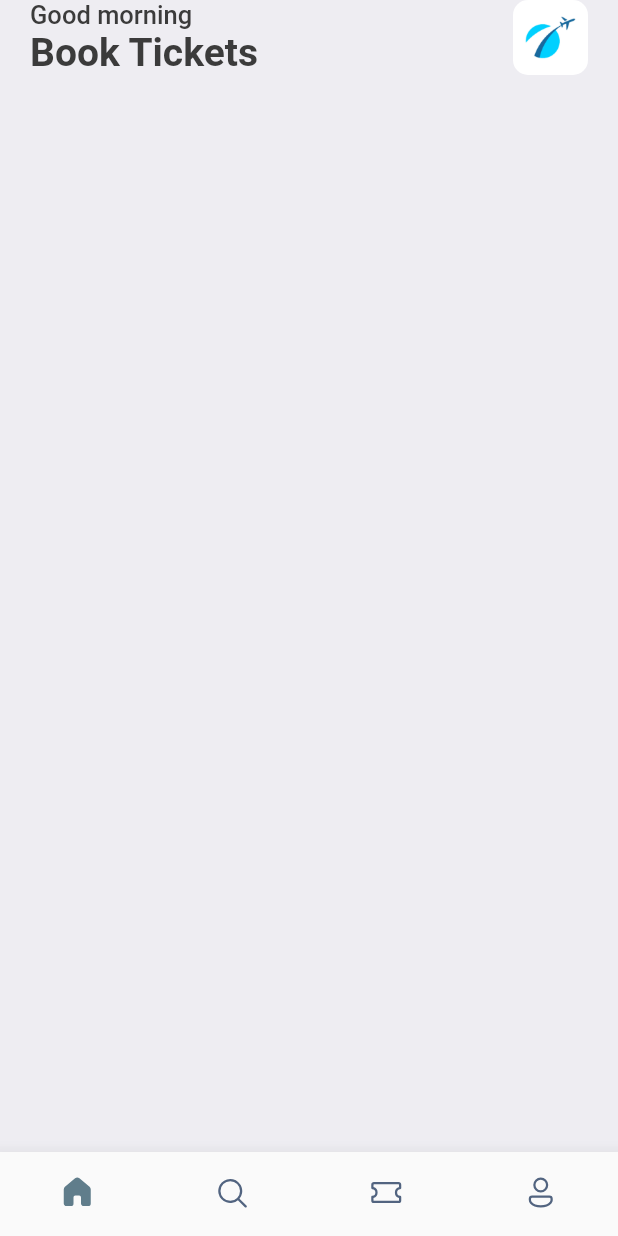
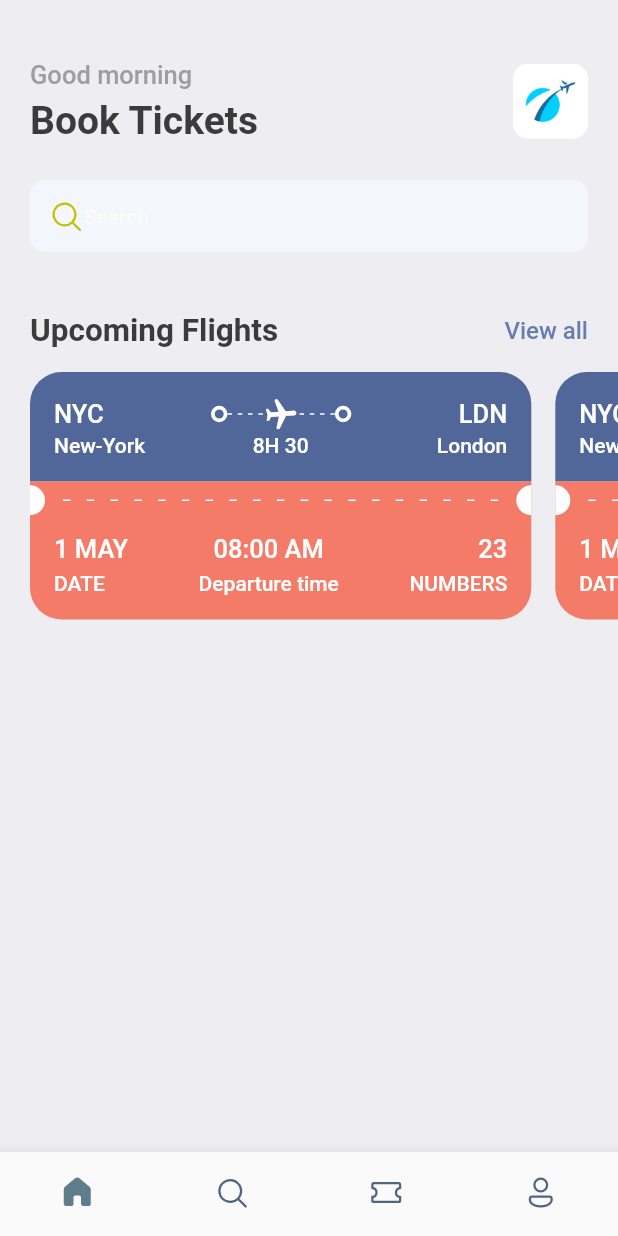
Before and after one commit to okinawaa/MobileProgramming, a Flutter app: the screen it shows after launch, on a phone screen of 412 x 824 dp. Run offline on Flutter 3.47's test engine with Material 2 defaults, Android fonts, the phone set to English and light mode, and no system bars; our stand-ins replace cached_network_image, cloud_firestore, expandable_text, firebase_auth, firebase_core, firebase_storage and 17 more; missing offline and left inert: photo_manager, photofilters; accounts and stored records are empty.

Commit message:
feat: [flutter_ticket_book_app] ticket widget finish

```diff
--- a/flutter_ticket_book_app/lib/screens/home.dart
+++ b/flutter_ticket_book_app/lib/screens/home.dart
@@ -1,7 +1,10 @@
+import 'package:fluentui_icons/fluentui_icons.dart';
 import 'package:flutter/material.dart';
 import 'package:flutter/src/foundation/key.dart';
 import 'package:flutter/src/widgets/framework.dart';
+import 'package:flutter_ticket_book_app/screens/ticket_view.dart';
 import 'package:flutter_ticket_book_app/utils/app_styles.dart';
+import 'package:gap/gap.dart';
 
 class HomeScreen extends StatelessWidget {
   const HomeScreen({Key? key}) : super(key: key);
@@ -15,6 +18,7 @@ class HomeScreen extends StatelessWidget {
           Container(
             padding: const EdgeInsets.symmetric(horizontal: 20),
             child: Column(children: [
+              const Gap(40),
               Row(
                 mainAxisAlignment: MainAxisAlignment.spaceBetween,
                 children: [
@@ -25,6 +29,7 @@ class HomeScreen extends StatelessWidget {
                         "Good morning",
                         style: Styles.headLineStyle3,
                       ),
+                      const Gap(5),
                       Text(
                         "Book Tickets",
                         style: Styles.headLineStyle1,
@@ -41,7 +46,56 @@ class HomeScreen extends StatelessWidget {
                             image: AssetImage("assets/images/img_1.png"))),
                   )
                 ],
+              ),
+              const Gap(25),
+              Container(
+                decoration: BoxDecoration(
+                    borderRadius: BorderRadius.circular(10),
+                    color: const Color(0xFFF4F6FD)),
+                padding:
+                    const EdgeInsets.symmetric(horizontal: 12, vertical: 12),
+                child: Row(
+                  children: [
+                    const Icon(
+                      FluentSystemIcons.ic_fluent_search_regular,
+                      color: Color(0xFFBFC205),
+                    ),
+                    Text(
+                      "Search",
+                      style: Styles.headLineStyle4,
+                    )
+                  ],
+                ),
+              ),
+              const Gap(40),
+              Row(
+                mainAxisAlignment: MainAxisAlignment.spaceBetween,
+                children: [
+                  Text(
+                    "Upcoming Flights",
+                    style: Styles.headLineStyle2,
+                  ),
+                  InkWell(
+                    onTap: () {
+                      print("You are tapped");
+                    },
+                    child: Text(
+                      "View all",
+                      style:
+                          Styles.textStyle.copyWith(color: Styles.primaryColor),
+                    ),
+                  ),
+                ],
               )
+            ]),
+          ),
+          const Gap(15),
+          SingleChildScrollView(
+            scrollDirection: Axis.horizontal,
+            padding: const EdgeInsets.only(left: 20),
+            child: Row(children: const [
+              TicketView(),
+              TicketView(),
             ]),
           )
         ],
--- /dev/null
+++ b/flutter_ticket_book_app/lib/screens/ticket_view.dart
@@ -0,0 +1,234 @@
+import 'package:flutter/material.dart';
+import 'package:flutter/src/foundation/key.dart';
+import 'package:flutter/src/widgets/framework.dart';
+import 'package:flutter_ticket_book_app/utils/app_layout.dart';
+import 'package:flutter_ticket_book_app/utils/app_styles.dart';
+import 'package:flutter_ticket_book_app/widgets/thick_container.dart';
+import 'package:gap/gap.dart';
+
+class TicketView extends StatelessWidget {
+  const TicketView({Key? key}) : super(key: key);
+
+  @override
+  Widget build(BuildContext context) {
+    final size = AppLayout.getSize(context);
+    return SizedBox(
+      width: size.width * 0.85,
+      height: 200,
+      child: Container(
+          margin: const EdgeInsets.only(right: 16),
+          child: Column(children: [
+            // showing the blue part of the ticket
+            Container(
+              decoration: const BoxDecoration(
+                  color: Color(0xFF526799),
+                  borderRadius: BorderRadius.only(
+                      topLeft: Radius.circular(21),
+                      topRight: Radius.circular(21))),
+              padding: const EdgeInsets.all(16),
+              child: Column(children: [
+                Row(
+                  children: [
+                    Text(
+                      "NYC",
+                      style:
+                          Styles.headLineStyle3.copyWith(color: Colors.white),
+                    ),
+                    const Spacer(),
+                    const ThickContainer(),
+                    Expanded(
+                      child: Stack(children: [
+                        SizedBox(
+                          height: 24,
+                          child: LayoutBuilder(
+                            builder: (BuildContext context,
+                                BoxConstraints constraints) {
+                              return Flex(
+                                direction: Axis.horizontal,
+                                mainAxisAlignment:
+                                    MainAxisAlignment.spaceBetween,
+                                mainAxisSize: MainAxisSize.max,
+                                children: List.generate(
+                                    (constraints.constrainWidth() / 6).floor(),
+                                    (index) => const SizedBox(
+                                          width: 3,
+                                          height: 1,
+                                          child: DecoratedBox(
+                                              decoration: BoxDecoration(
+                                                  color: Colors.white)),
+                                        )),
+                              );
+                            },
+                          ),
+                        ),
+                        Center(
+                          child: Transform.rotate(
+                            angle: 1.5,
+                            child: const Icon(
+                              Icons.local_airport_rounded,
+                              color: Colors.white,
+                            ),
+                          ),
+                        ),
+                      ]),
+                    ),
+                    const ThickContainer(),
+                    const Spacer(),
+                    Text(
+                      "LDN",
+                      style:
+                          Styles.headLineStyle3.copyWith(color: Colors.white),
+                    ),
+                  ],
+                ),
+                const Gap(1),
+                Row(
+                  mainAxisAlignment: MainAxisAlignment.spaceBetween,
+                  children: [
+                    SizedBox(
+                      width: 100,
+                      child: Text(
+                        "New-York",
+                        style:
+                            Styles.headLineStyle4.copyWith(color: Colors.white),
+                      ),
+                    ),
+                    Text(
+                      "8H 30",
+                      style:
+                          Styles.headLineStyle4.copyWith(color: Colors.white),
+                    ),
+                    SizedBox(
+                      width: 100,
+                      child: Text(
+                        "London",
+                        style:
+                            Styles.headLineStyle4.copyWith(color: Colors.white),
+                        textAlign: TextAlign.end,
+                      ),
+                    ),
+                  ],
+                )
+              ]),
+            ),
+            // showing the orange part of the ticket
+            Container(
+              color: Styles.orangeColor,
+              child: Row(children: [
+                const SizedBox(
+                  height: 20,
+                  width: 10,
+                  child: DecoratedBox(
+                    decoration: BoxDecoration(
+                      color: Colors.white,
+                      borderRadius: BorderRadius.only(
+                        topRight: Radius.circular(10),
+                        bottomRight: Radius.circular(10),
+                      ),
+                    ),
+                  ),
+                ),
+                Expanded(
+                  child: Padding(
+                    padding: const EdgeInsets.all(12.0),
+                    child: LayoutBuilder(builder:
+                        (BuildContext context, BoxConstraints constraints) {
+                      return Flex(
+                        direction: Axis.horizontal,
+                        mainAxisAlignment: MainAxisAlignment.spaceBetween,
+                        mainAxisSize: MainAxisSize.max,
+                        children: List.generate(
+                            (constraints.constrainWidth() / 15).floor(),
+                            (index) => const SizedBox(
+                                  width: 5,
+                                  height: 1,
+                                  child: DecoratedBox(
+                                      decoration:
+                                          BoxDecoration(color: Colors.white)),
+                                )),
+                      );
+                    }),
+                  ),
+                ),
+                const SizedBox(
+                  height: 20,
+                  width: 10,
+                  child: DecoratedBox(
+                    decoration: BoxDecoration(
+                      color: Colors.white,
+                      borderRadius: BorderRadius.only(
+                        topLeft: Radius.circular(10),
+                        bottomLeft: Radius.circular(10),
+                      ),
+                    ),
+                  ),
+                ),
+              ]),
+            ),
+            Container(
+              padding: const EdgeInsets.only(
+                  left: 16, top: 10, right: 16, bottom: 16),
+              decoration: BoxDecoration(
+                  color: Styles.orangeColor,
+                  borderRadius: const BorderRadius.only(
+                      bottomLeft: Radius.circular(21),
+                      bottomRight: Radius.circular(21))),
+              child: Column(children: [
+                Row(
+                  mainAxisAlignment: MainAxisAlignment.spaceBetween,
+                  children: [
+                    Column(
+                      crossAxisAlignment: CrossAxisAlignment.start,
+                      children: [
+                        Text(
+                          "1 MAY",
+                          style: Styles.headLineStyle3
+                              .copyWith(color: Colors.white),
+                        ),
+                        const Gap(5),
+                        Text(
+                          "DATE",
+                          style: Styles.headLineStyle4
+                              .copyWith(color: Colors.white),
+                        ),
+                      ],
+                    ),
+                    Column(
+                      children: [
+                        Text(
+                          "08:00 AM",
+                          style: Styles.headLineStyle3
+                              .copyWith(color: Colors.white),
+                        ),
+                        const Gap(5),
+                        Text(
+                          "Departure time",
+                          style: Styles.headLineStyle4
+                              .copyWith(color: Colors.white),
+                        ),
+                      ],
+                    ),
+                    Column(
+                      crossAxisAlignment: CrossAxisAlignment.end,
+                      children: [
+                        Text(
+                          "23",
+                          style: Styles.headLineStyle3
+                              .copyWith(color: Colors.white),
+                        ),
+                        const Gap(5),
+                        Text(
+                          "NUMBERS",
+                          style: Styles.headLineStyle4
+                              .copyWith(color: Colors.white),
+                        ),
+                      ],
+                    ),
+                  ],
+                )
+              ]),
+            )
+          ])),
+    );
+  }
+}
--- /dev/null
+++ b/flutter_ticket_book_app/lib/utils/app_layout.dart
@@ -0,0 +1,7 @@
+import 'package:flutter/material.dart';
+
+class AppLayout {
+  static getSize(BuildContext context) {
+    return MediaQuery.of(context).size;
+  }
+}
--- a/flutter_ticket_book_app/lib/utils/app_styles.dart
+++ b/flutter_ticket_book_app/lib/utils/app_styles.dart
@@ -6,7 +6,7 @@ class Styles {
   static Color primaryColor = primary;
   static Color textColor = const Color(0xFF3b3b3b);
   static Color bgColor = const Color(0xFFeeedf2);
-  static Color orangeColor = const Color(0xFF526799);
+  static Color orangeColor = const Color(0xFFF37B67);
   static TextStyle textStyle =
       TextStyle(fontSize: 16, color: textColor, fontWeight: FontWeight.w500);
   static TextStyle headLineStyle1 =
@@ -14,7 +14,7 @@ class Styles {
   static TextStyle headLineStyle2 =
       TextStyle(fontSize: 21, color: textColor, fontWeight: FontWeight.bold);
   static TextStyle headLineStyle3 =
-      TextStyle(fontSize: 17, color: textColor, fontWeight: FontWeight.w500);
+      TextStyle(fontSize: 17, color: Colors.grey, fontWeight: FontWeight.w500);
   static TextStyle headLineStyle4 = TextStyle(
       fontSize: 14, color: Colors.grey.shade50, fontWeight: FontWeight.w500);
 }
--- /dev/null
+++ b/flutter_ticket_book_app/lib/widgets/thick_container.dart
@@ -0,0 +1,17 @@
+import 'package:flutter/material.dart';
+import 'package:flutter/src/foundation/key.dart';
+import 'package:flutter/src/widgets/framework.dart';
+
+class ThickContainer extends StatelessWidget {
+  const ThickContainer({Key? key}) : super(key: key);
+
+  @override
+  Widget build(BuildContext context) {
+    return Container(
+      padding: const EdgeInsets.all(3.0),
+      decoration: BoxDecoration(
+          borderRadius: BorderRadius.circular(20),
+          border: Border.all(width: 2.5, color: Colors.white)),
+    );
+  }
+}
--- a/flutter_ticket_book_app/pubspec.yaml
+++ b/flutter_ticket_book_app/pubspec.yaml
@@ -34,6 +34,7 @@ dependencies:
   # Use with the CupertinoIcons class for iOS style icons.
   cupertino_icons: ^1.0.2
   fluentui_icons: ^1.0.0
+  gap: ^2.0.0
 
 dev_dependencies:
   flutter_test:
```
Also changed, not shown: flutter_ticket_book_app/pubspec.lock.
